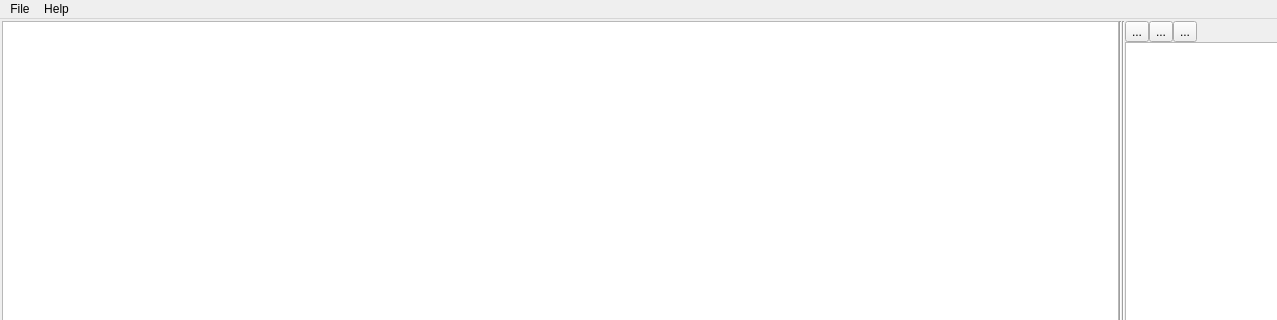
Old version of the form SpriteStudio/src/mainwindow.ui in the repository oktailb/SpriteStudio; both pictures show x 0 to 1277 and y 0 to 320 of the 1397 by 767 pixel window.
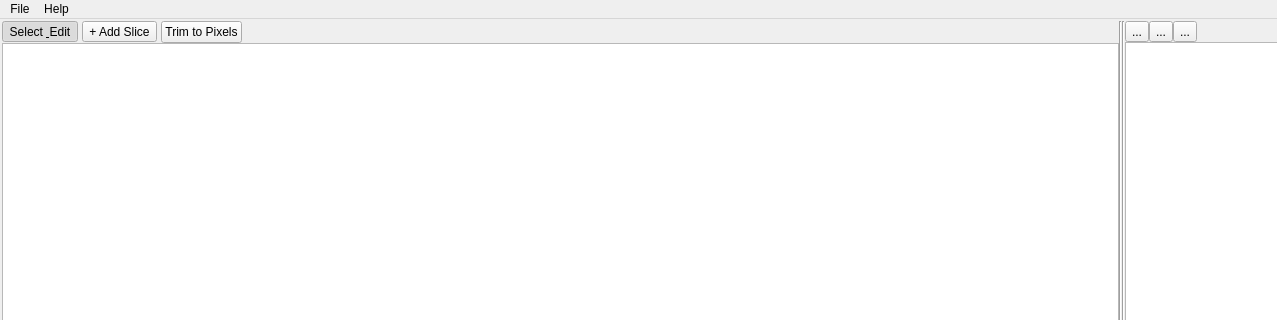
New version of the form. Icons and pictures are not drawn.

Patch:
```diff
--- a/SpriteStudio/src/mainwindow.ui
+++ b/SpriteStudio/src/mainwindow.ui
@@ -72,10 +72,75 @@
        <number>0</number>
       </property>
       <item>
-       <layout class="QVBoxLayout" name="verticalLayout_3" stretch="4,0,1,0">
-        <item>
-         <widget class="QGraphicsView" name="graphicsViewLayers"/>
-        </item>
+        <layout class="QVBoxLayout" name="verticalLayout_3" stretch="0,4,0,1,0">
+         <item>
+          <layout class="QHBoxLayout" name="sliceToolBar">
+           <property name="spacing">
+            <number>4</number>
+           </property>
+           <item>
+            <widget class="QToolButton" name="btnToolSelect">
+             <property name="text">
+              <string>Select &amp; Edit</string>
+             </property>
+             <property name="checkable">
+              <bool>true</bool>
+             </property>
+             <property name="checked">
+              <bool>true</bool>
+             </property>
+             <property name="autoExclusive">
+              <bool>true</bool>
+             </property>
+             <property name="toolTip">
+              <string>Select, move and resize slices</string>
+             </property>
+            </widget>
+           </item>
+           <item>
+            <widget class="QToolButton" name="btnToolAddSlice">
+             <property name="text">
+              <string>+ Add Slice</string>
+             </property>
+             <property name="checkable">
+              <bool>true</bool>
+             </property>
+             <property name="autoExclusive">
+              <bool>true</bool>
+             </property>
+             <property name="toolTip">
+              <string>Click and drag on the atlas to draw a new slice</string>
+             </property>
+            </widget>
+           </item>
+           <item>
+            <widget class="QPushButton" name="btnTrimSlice">
+             <property name="text">
+              <string>Trim to Pixels</string>
+             </property>
+             <property name="toolTip">
+              <string>Shrink selected slice to opaque pixels</string>
+             </property>
+            </widget>
+           </item>
+           <item>
+            <spacer name="spacerSliceTools">
+             <property name="orientation">
+              <enum>Qt::Orientation::Horizontal</enum>
+             </property>
+             <property name="sizeHint" stdset="0">
+              <size>
+               <width>40</width>
+               <height>20</height>
+              </size>
+             </property>
+            </spacer>
+           </item>
+          </layout>
+         </item>
+         <item>
+          <widget class="QGraphicsView" name="graphicsViewLayers"/>
+         </item>
         <item>
          <widget class="Line" name="line_2">
           <property name="orientation">
```
